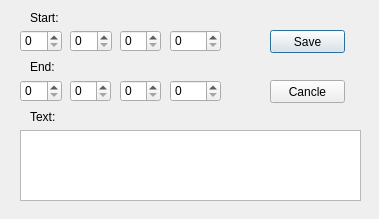
Qt form source/edittitledialog.ui (NikolaJov96/DivXConverter) before a commit.
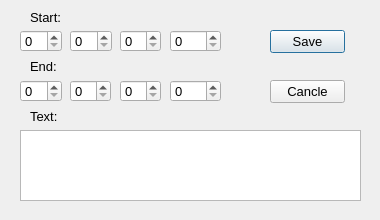
The same form after that commit.

The edit to the form file:
```diff
--- a/source/edittitledialog.ui
+++ b/source/edittitledialog.ui
@@ -6,10 +6,27 @@
    <rect>
     <x>0</x>
     <y>0</y>
-    <width>379</width>
-    <height>219</height>
+    <width>380</width>
+    <height>220</height>
    </rect>
   </property>
+  <property name="minimumSize">
+   <size>
+    <width>380</width>
+    <height>220</height>
+   </size>
+  </property>
+  <property name="maximumSize">
+   <size>
+    <width>380</width>
+    <height>220</height>
+   </size>
+  </property>
+  <property name="font">
+   <font>
+    <pointsize>10</pointsize>
+   </font>
+  </property>
   <property name="windowTitle">
    <string>Edit Subtitle</string>
   </property>
```
Left out of the diff: 2 changed lines with no effect on the pictures.
